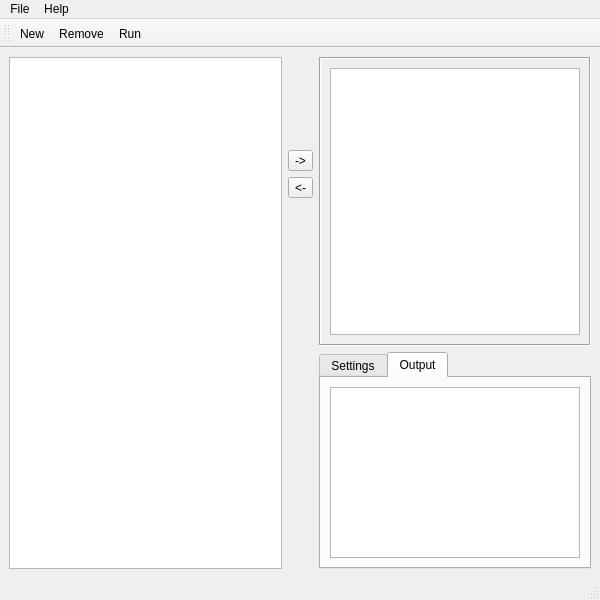
First picture: the form in forms/mainwindow.ui, repository asfaltboy/tortuga, before the edit.
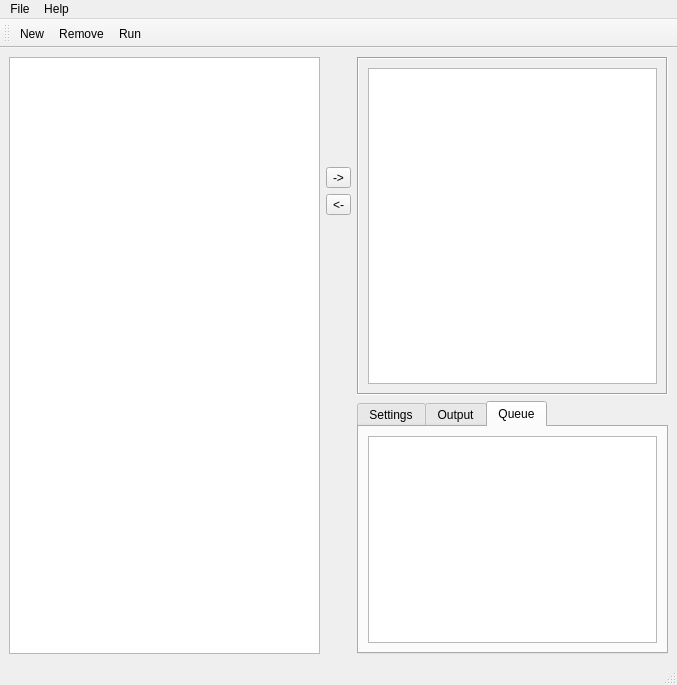
Second picture: the form after the edit.

Commit message: add queue tab to results part of the UI

What changed in the file:
```diff
--- a/forms/mainwindow.ui
+++ b/forms/mainwindow.ui
@@ -6,8 +6,8 @@
    <rect>
     <x>0</x>
     <y>0</y>
-    <width>600</width>
-    <height>600</height>
+    <width>677</width>
+    <height>685</height>
    </rect>
   </property>
   <property name="windowTitle">
@@ -95,7 +95,7 @@
         <item>
          <widget class="QTabWidget" name="tabWidget">
           <property name="currentIndex">
-           <number>1</number>
+           <number>2</number>
           </property>
           <widget class="QWidget" name="tab_Settings">
            <attribute name="title">
@@ -121,6 +121,16 @@
             </item>
            </layout>
           </widget>
+          <widget class="QWidget" name="tab_Queue">
+           <attribute name="title">
+            <string>Queue</string>
+           </attribute>
+           <layout class="QGridLayout" name="gridLayout_4">
+            <item row="0" column="0">
+             <widget class="QListWidget" name="listWidget"/>
+            </item>
+           </layout>
+          </widget>
          </widget>
         </item>
        </layout>
@@ -134,7 +144,7 @@
     <rect>
      <x>0</x>
      <y>0</y>
-     <width>600</width>
+     <width>677</width>
      <height>21</height>
     </rect>
    </property>
```
